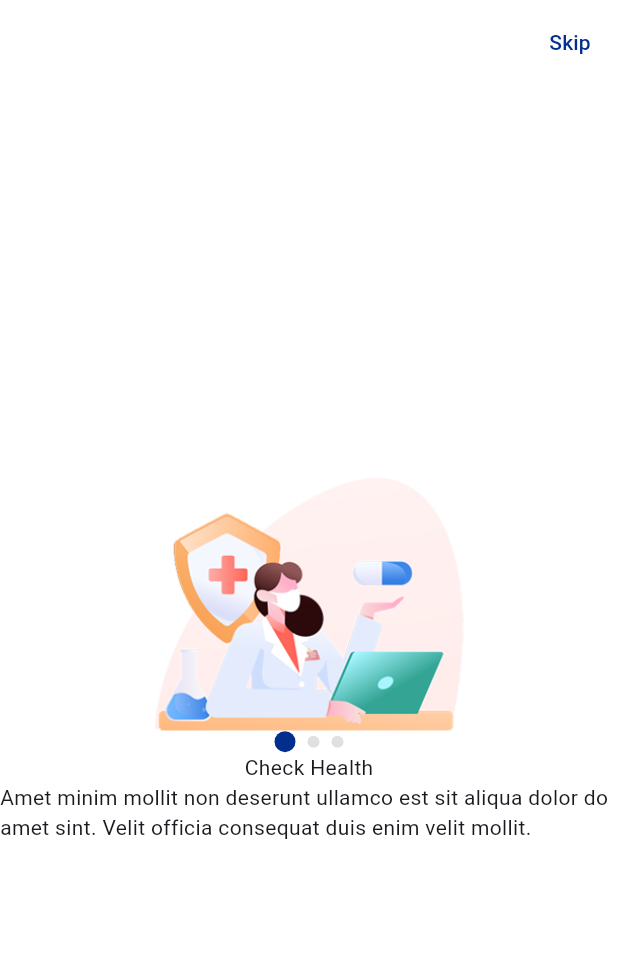
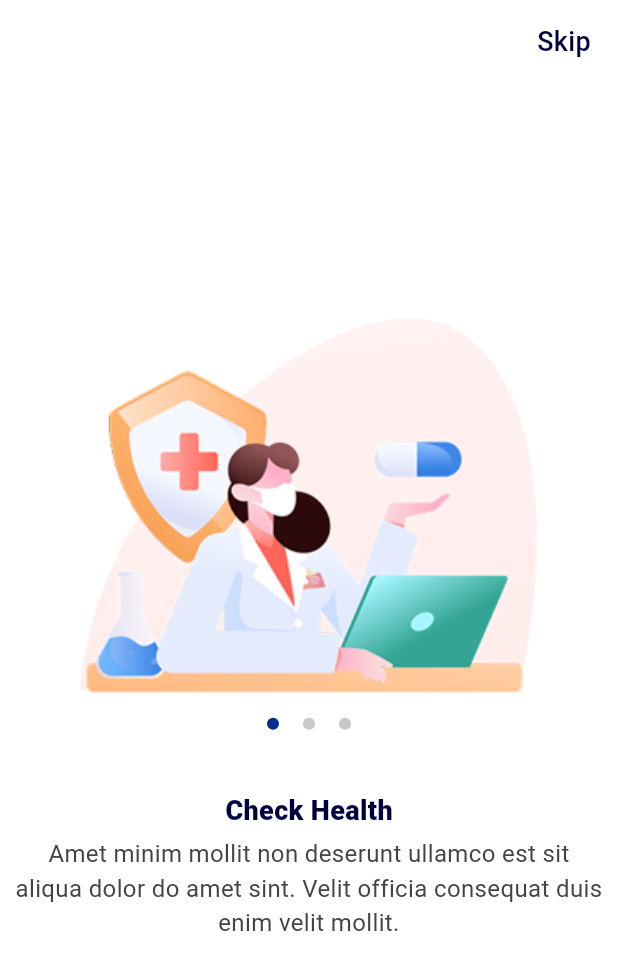
Before and after one commit to ZahidMaqbool0/Doctor-App, a Flutter app: the screen it shows after launch, on a phone screen of 412 x 824 dp. Shown: the top 970 px of the screen. Run offline on Flutter 3.47's test engine with Material 3 defaults, Android fonts, the phone set to English and light mode, and no system bars.

Commit message:
Second Day

```diff
--- a/lib/assets/colors/my_colors.dart
+++ b/lib/assets/colors/my_colors.dart
@@ -6,6 +6,11 @@ class MyColors {
   static const Color fontHeadingColor = Color(0xFF00003F);
   static const Color fontDescriptionColor = Color(0xFF444444);
 
+  //Indicator Colo
+  static const Color graylightColor = Color(0xFFC8C8C8);
+  static const Color textLightColor = Color(0xFF444444);
+  static const Color textHeadingColor = Color(0xFF00003F);
+
   // simple Colors
   static const Color whiteColor = Color(0xFFFFFFFF);
   static const Color blackColor = Color(0xFF000000);
--- a/lib/main.dart
+++ b/lib/main.dart
@@ -24,6 +24,7 @@ class MyApp extends StatelessWidget {
       debugShowCheckedModeBanner: false,
       title: 'Flutter Demo',
       theme: ThemeData(
+        fontFamily: "Roboto",
         colorScheme: ColorScheme.fromSeed(seedColor: MyColors.basePrimaryColor),
       ),
       home: const OnboardingScreen(),
--- a/lib/provider/onboarding_provider.dart
+++ b/lib/provider/onboarding_provider.dart
@@ -2,7 +2,7 @@ import 'package:doctorapp/model/onboarding_model.dart';
 import 'package:flutter/cupertino.dart';
 
 class OnboardingProvider extends ChangeNotifier {
-  int _currentPageIndex = 0;
+  int _onBoardingScreenIndex = 0;
 
   List<OnboardingModel> _onBoardingScreenData = [
     OnboardingModel(
@@ -26,10 +26,11 @@ class OnboardingProvider extends ChangeNotifier {
   ];
 
   List<OnboardingModel> get getOnBoardingScreenData => _onBoardingScreenData;
-  int get currentPageIndex => _currentPageIndex;
+  int get getOnBoardingScreenIndex => _onBoardingScreenIndex;
 
-  void updateCurrentPage(int index) {
-    _currentPageIndex = index;
+  void UpdateOnBoardingScreenIndex(int onBoardingScreenIndex){
+    _onBoardingScreenIndex = onBoardingScreenIndex;
     notifyListeners();
   }
+
 }
--- a/lib/screens/onboarding_screens/onboarding_screen.dart
+++ b/lib/screens/onboarding_screens/onboarding_screen.dart
@@ -1,5 +1,7 @@
 import 'package:doctorapp/assets/colors/my_colors.dart';
 import 'package:doctorapp/provider/onboarding_provider.dart';
+// import 'package:doctorapp/screens/authentication_screens/signin_screen.dart';
+import 'package:doctorapp/screens/authentication_screens/signup_screen.dart';
 import 'package:flutter/material.dart';
 import 'package:flutter/services.dart';
 import 'package:provider/provider.dart';
@@ -12,76 +14,141 @@ class OnboardingScreen extends StatefulWidget {
 }
 
 class _OnboardingScreenState extends State<OnboardingScreen> {
-  //
-  countMethod() {}
-
   @override
   Widget build(BuildContext context) {
     //Media Query
     final MediaQueryData mediaQuery = MediaQuery.of(context);
+    // Status Bar Transparent
     SystemChrome.setSystemUIOverlayStyle(
-      const SystemUiOverlayStyle(statusBarColor: Colors.transparent),
+      const SystemUiOverlayStyle(
+        statusBarColor: Colors.transparent, // Status bar brightness (optional)
+        statusBarIconBrightness: Brightness.dark, // For Android (dark icons)
+        statusBarBrightness: Brightness.light, // For iOS (dark icons)),
+      ),
     );
     return Scaffold(
       backgroundColor: MyColors.whiteColor,
       appBar: AppBar(
+        actionsPadding: EdgeInsets.symmetric(horizontal: 10),
         backgroundColor: Colors.transparent,
         actions: [
-          TextButton(
-            onPressed: countMethod,
+          InkWell(
+            onTap: () {
+              Navigator.push(
+                (context),
+                MaterialPageRoute(builder: (context) => SignupScreen()),
+              );
+            },
+            hoverColor: MyColors.graylightColor,
+            borderRadius: BorderRadius.circular(8),
+            child: Padding(
+              padding: EdgeInsets.all(8),
               child: Text(
                 'Skip',
-              style: TextStyle(color: MyColors.basePrimaryColor),
+                style: TextStyle(
+                  color: MyColors.textHeadingColor,
+                  fontSize: 18,
+                  fontFamily: 'Roboto',
+                  fontWeight: FontWeight.w500,
+                ),
+              ),
             ),
           ),
         ],
       ),
       body: Consumer<OnboardingProvider>(
         builder: (context, onBoardingProvider, child) => PageView.builder(
-          scrollDirection: Axis.horizontal,
-          // controller: PageController(),
-          onPageChanged: (index) => onBoardingProvider.updateCurrentPage(index),
+          onPageChanged: (onBoardingScreenIndex) {
+            onBoardingProvider.UpdateOnBoardingScreenIndex(
+              onBoardingScreenIndex,
+            );
+          },
           itemCount: onBoardingProvider.getOnBoardingScreenData.length,
-          itemBuilder: (context, index) => Column(
+          itemBuilder: (context, index) => Padding(
+            padding: const EdgeInsets.symmetric(horizontal: 10),
+            child: Column(
               mainAxisAlignment: MainAxisAlignment.center,
-            crossAxisAlignment: CrossAxisAlignment.center,
               children: [
                 Image.asset(
                   onBoardingProvider.getOnBoardingScreenData[index].imageAssets,
-                width: mediaQuery.size.width * 0.5,
                 ),
-              (onBoardingProvider.currentPageIndex ==
-                      onBoardingProvider.getOnBoardingScreenData.length - 1)
-                  ? ElevatedButton(onPressed: () {}, child: Text('Get Started'))
-                  : Row(
+                SizedBox(height: mediaQuery.size.height * 0.02),
+                Row(
                   mainAxisAlignment: MainAxisAlignment.center,
                   children: List.generate(
                     onBoardingProvider.getOnBoardingScreenData.length,
-                        (dotIndex) => Container(
-                          margin: const EdgeInsets.symmetric(horizontal: 4),
-                          width: onBoardingProvider.currentPageIndex == dotIndex
-                              ? 14
-                              : 8,
-                          height:
-                              onBoardingProvider.currentPageIndex == dotIndex
-                              ? 14
-                              : 8,
+                    (indexDot) => AnimatedContainer(
+                      duration: const Duration(milliseconds: 300),
+                      margin: EdgeInsets.symmetric(horizontal: 8),
+                      height: 8,
+                      width: 8,
                       decoration: BoxDecoration(
-                            shape: BoxShape.circle,
                         color:
-                                onBoardingProvider.currentPageIndex == dotIndex
+                            onBoardingProvider.getOnBoardingScreenIndex ==
+                                indexDot
                             ? MyColors.basePrimaryColor
-                                : Colors.grey.shade300,
+                            : MyColors.graylightColor,
+                        borderRadius: BorderRadius.circular(50),
                       ),
                     ),
                   ),
                 ),
-
-              Text(onBoardingProvider.getOnBoardingScreenData[index].title),
+                SizedBox(height: mediaQuery.size.height * 0.05),
+                Text(
+                  onBoardingProvider.getOnBoardingScreenData[index].title,
+                  style: TextStyle(
+                    color: MyColors.textHeadingColor,
+                    fontSize: 18,
+                    fontFamily: 'Roboto',
+                    fontWeight: FontWeight.w900,
+                  ),
+                ),
+                SizedBox(height: mediaQuery.size.height * 0.005),
                 Text(
                   onBoardingProvider.getOnBoardingScreenData[index].description,
+                  textAlign: TextAlign.center,
+                  style: TextStyle(
+                    color: MyColors.textLightColor,
+                    fontSize: 16,
+                    fontFamily: 'Roboto',
+                    fontWeight: FontWeight.normal,
                   ),
+                ),
+                SizedBox(height: mediaQuery.size.height * 0.05),
+                (onBoardingProvider.getOnBoardingScreenIndex == 2)
+                    ? Ink(
+                        width: mediaQuery.size.width * 0.9,
+                        decoration: BoxDecoration(
+                          color: MyColors.basePrimaryColor,
+                          borderRadius: BorderRadius.circular(20),
+                        ),
+                        child: InkWell(
+                          onTap: () {
+                            Navigator.push(
+                              (context),
+                              MaterialPageRoute(builder: (context) => SignupScreen()),
+                            );
+                          },
+                          hoverColor: MyColors.graylightColor,
+                          borderRadius: BorderRadius.circular(20),
+                          child: Padding(
+                            padding: EdgeInsets.all(10),
+                            child: Text(
+                              'Get Started',
+                              textAlign: TextAlign.center,
+                              style: TextStyle(
+                                color: MyColors.whiteColor,
+                                fontSize: 16,
+                                fontFamily: 'Roboto',
+                                fontWeight: FontWeight.w800,
+                              ),
+                            ),
+                          ),
+                        ),
+                      )
+                    : SizedBox(),
               ],
+            ),
           ),
         ),
       ),
```
Also changed, not shown: pubspec.yaml (+5 -5 lines), pubspec.lock. Lines whose indentation alone changed are shown as unchanged.
